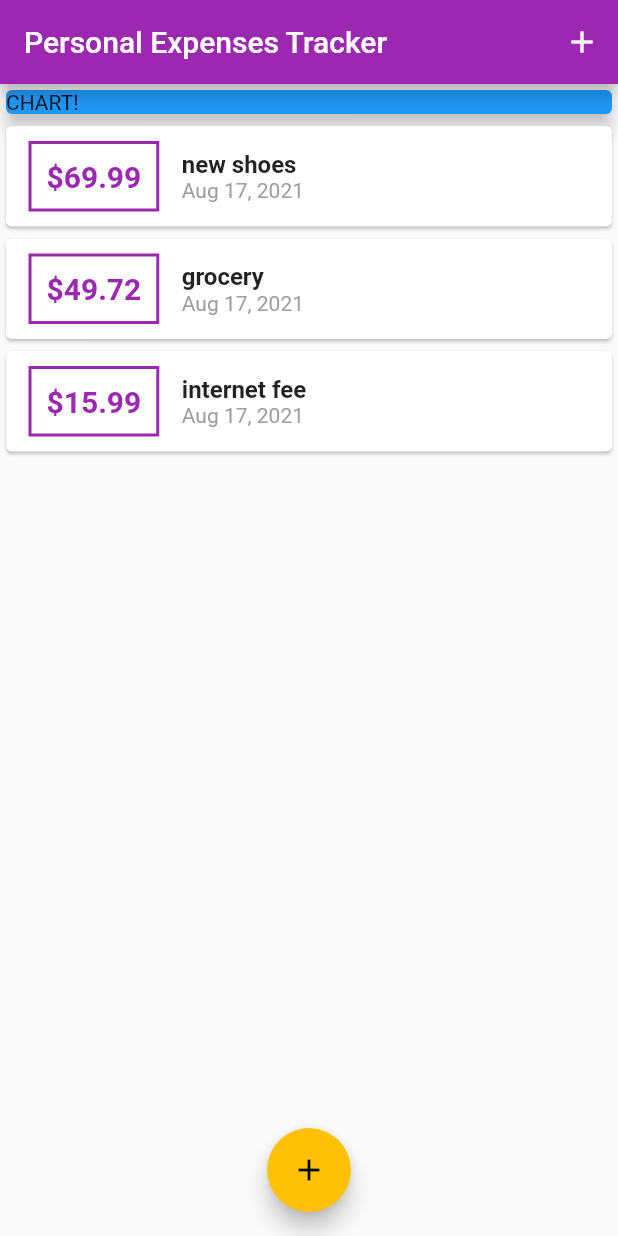
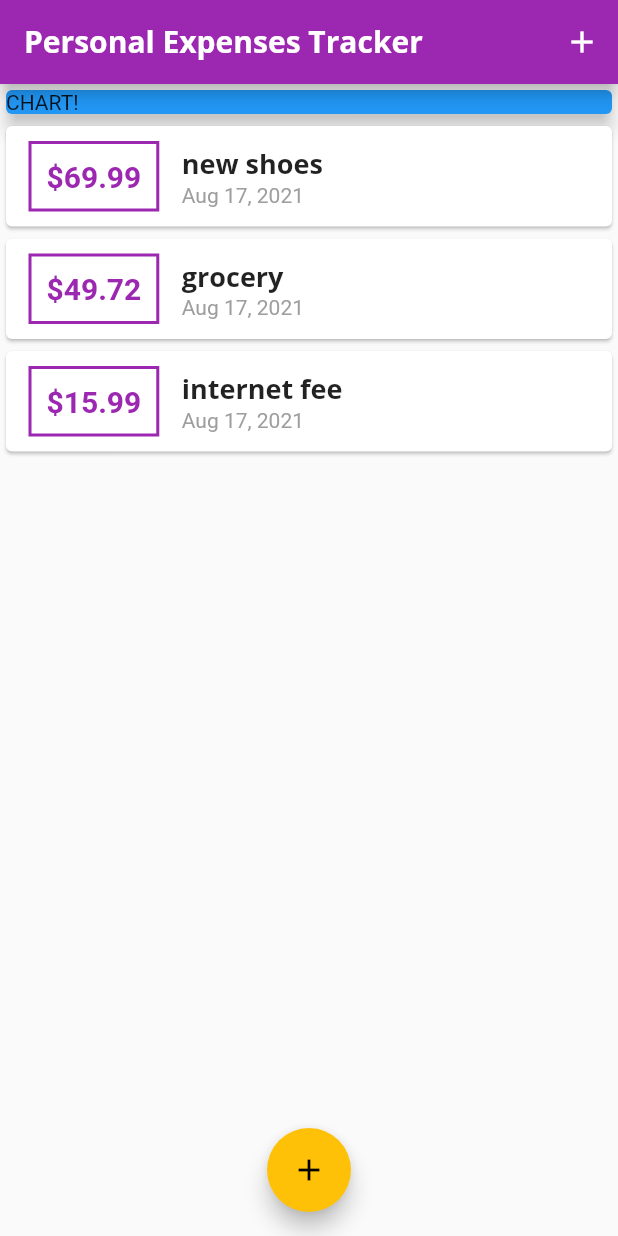
Before and after one commit to Bouchemel-Nasreddine/peronal_expenses_tracker, a Flutter app: the screen it shows after launch, on a phone screen of 412 x 824 dp. Run offline on Flutter 3.47's test engine with Material 2 defaults, Android fonts, the phone set to English and light mode, and no system bars.

Commit message:
adding fonts and placeholder

```diff
--- a/lib/main.dart
+++ b/lib/main.dart
@@ -12,9 +12,22 @@
     return MaterialApp(
       title: 'Personal Expenses Tracker',
       theme: ThemeData(
-        primarySwatch: Colors.purple,
-        accentColor: Colors.amber,
-      ),
+          primarySwatch: Colors.purple,
+          accentColor: Colors.amber,
+          fontFamily: 'Quicksand',
+          textTheme: ThemeData.light().textTheme.copyWith(
+                  headline6: TextStyle(
+                fontFamily: 'OpenSans',
+                fontSize: 18,
+                fontWeight: FontWeight.bold,
+              )),
+          appBarTheme: AppBarTheme(
+              textTheme: ThemeData.light().textTheme.copyWith(
+                      headline6: TextStyle(
+                    fontFamily: 'OpenSans',
+                    fontSize: 20,
+                    fontWeight: FontWeight.bold,
+                  )))),
       home: MyHomePage(),
     );
   }
--- a/lib/widgets/transaction_list.dart
+++ b/lib/widgets/transaction_list.dart
@@ -11,7 +11,26 @@
   Widget build(BuildContext context) {
     return Container(
       height: 300,
-      child: ListView.builder(
+      child: transactions.isEmpty
+          ? Column(
+              children: [
+                Text(
+                  'no transactions added yet!',
+                  style: Theme.of(context).textTheme.headline6,
+                ),
+                SizedBox(
+                  height: 20,
+                ),
+                Container(
+                  height: 200,
+                  child: Image.asset(
+                    'assets/images/waiting.png',
+                    fit: BoxFit.cover,
+                  ),
+                )
+              ],
+            )
+          : ListView.builder(
               itemBuilder: (context, index) {
                 return Card(
                   child: Row(
@@ -42,10 +61,7 @@
                           Container(
                             child: Text(
                               transactions[index].title,
-                        style: TextStyle(
-                          fontSize: 16,
-                          fontWeight: FontWeight.bold,
-                        ),
+                              style: Theme.of(context).textTheme.headline6,
                             ),
                           ),
                           Text(
```
Also changed, not shown: pubspec.yaml (+15 -8 lines), assets/fonts/OpenSans-Bold.ttf (added), assets/fonts/OpenSans-Regular.ttf (added), assets/fonts/Quicksand-Bold.ttf (added), assets/fonts/Quicksand-Light.ttf (added), assets/fonts/Quicksand-Medium.ttf (added), assets/fonts/Quicksand-Regular.ttf (added), assets/images/waiting.png (added), lib/widgets/chart.dart (added). Lines whose indentation alone changed are shown as unchanged.
